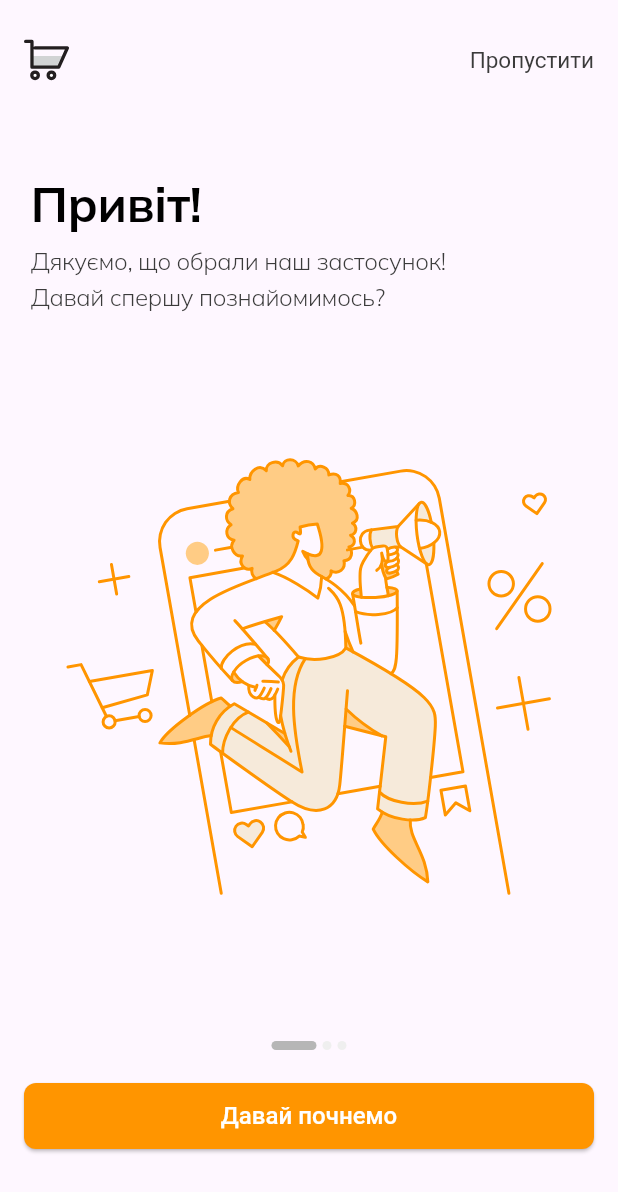
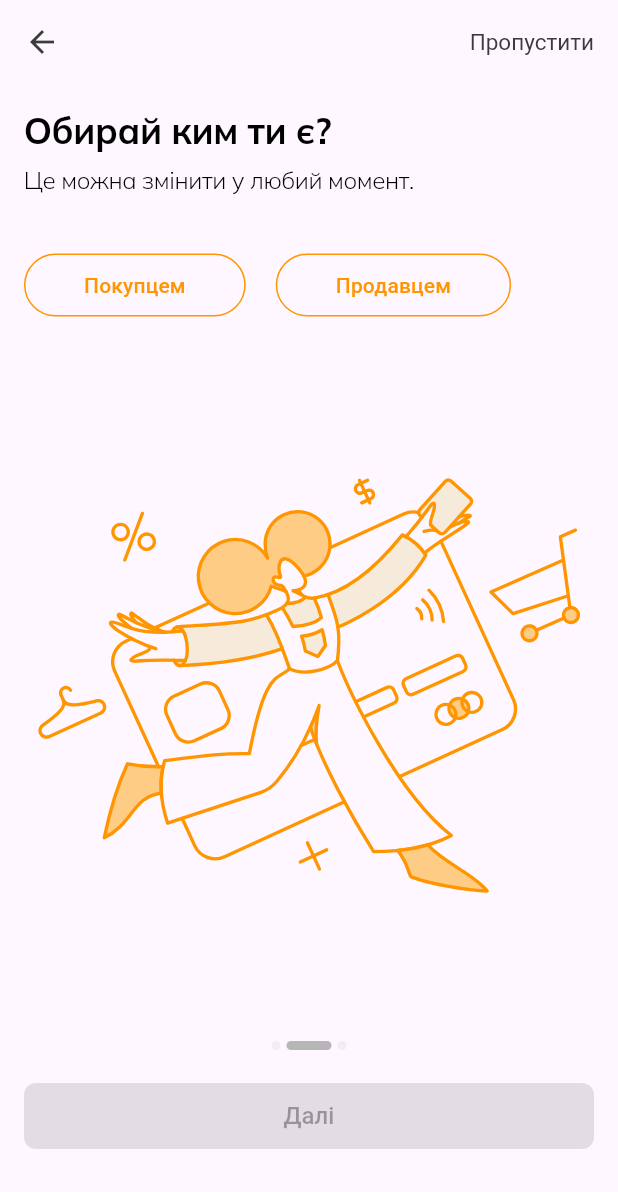
Before and after one commit to alexsukhrin/marketplace-ui, a Flutter app: the screen it shows after launch, after a tap on "Давай почнемо", on a phone screen of 412 x 824 dp. Shown: the top 1192 px of the screen. Run offline on Flutter 3.47's test engine with Material 3 defaults, Android fonts, the light colour scheme and no system bars; our stand-ins replace flutter_svg, google_fonts, logger; network calls fail.

Commit message:
added choose role screen

```diff
--- a/lib/main.dart
+++ b/lib/main.dart
@@ -1,7 +1,7 @@
 import 'package:flutter/material.dart';
 import 'src/ui/screens/login_screen.dart';
 import './src/ui/themes/app_theme.dart';
-import 'src/ui/screens/greeting_screen.dart';
+import 'src/ui/screens/welcome_page_screens/greeting_screen.dart';
 
 void main() {
   runApp(const Marcketplace());
--- /dev/null
+++ b/lib/src/ui/screens/welcome_page_screens/choose_role_screen.dart
@@ -0,0 +1,147 @@
+import 'package:flutter/material.dart';
+import 'package:flutter_application_1/src/ui/widgets/welcome_page_widgets/welcome_page_header.dart';
+import 'package:flutter_svg/flutter_svg.dart';
+
+import '../../widgets/custom_button.dart';
+
+import 'package:http/http.dart' as http;
+import 'dart:convert';
+
+import '../../widgets/welcome_page_widgets/custom_outlined_button.dart';
+
+class ChooseRoleScreen extends StatefulWidget {
+  const ChooseRoleScreen({Key? key}) : super(key: key);
+
+  @override
+  _ChooseRoleScreenState createState() => _ChooseRoleScreenState();
+}
+
+class _ChooseRoleScreenState extends State<ChooseRoleScreen> {
+  String? selectedRole;
+
+  Future<void> _submitRole() async {
+    if (selectedRole == null) return;
+
+    final url = Uri.parse('https://your-backend-api.com/role');
+    final body = jsonEncode({'role': selectedRole});
+
+    try {
+      final response = await http.post(
+        url,
+        headers: {'Content-Type': 'application/json'},
+        body: body,
+      );
+
+      if (response.statusCode == 200) {
+        // Successfully sent data to backend
+        print('Role submitted: $selectedRole');
+        Navigator.pushNamed(context, '/selectCategory');
+      } else {
+        // Handle server error
+        print('Error submitting role: ${response.statusCode}');
+      }
+    } catch (e) {
+      // Handle network error
+      print('Network error: $e');
+    }
+  }
+
+  @override
+  Widget build(BuildContext context) {
+    return Scaffold(
+      appBar: const WelcomePageHeader(),
+      body: Padding(
+        padding: const EdgeInsets.all(16.0),
+        child: Column(
+          crossAxisAlignment: CrossAxisAlignment.start,
+          children: [
+            const Text(
+              "Обирай ким ти є?",
+              style: TextStyle(
+                fontSize: 24,
+                fontWeight: FontWeight.bold,
+              ),
+            ),
+            const SizedBox(height: 8),
+            const Text(
+              "Це можна змінити у любий момент.",
+              style: TextStyle(
+                fontSize: 16,
+              ),
+            ),
+            const SizedBox(height: 36),
+            Row(
+              mainAxisAlignment: MainAxisAlignment.start,
+              children: [
+                CustomOutlinedButton(
+                  text: "Покупцем",
+                  onPressed: () {
+                    setState(() {
+                      selectedRole = 'customer';
+                    });
+                  },
+                  isSelected: selectedRole == 'customer',
+                ),
+                const SizedBox(width: 20),
+                CustomOutlinedButton(
+                  text: "Продавцем",
+                  onPressed: () {
+                    setState(() {
+                      selectedRole = 'seller';
+                    });
+                  },
+                  isSelected: selectedRole == 'seller',
+                ),
+              ],
+            ),
+            const SizedBox(height: 24),
+            Expanded(
+              child: SvgPicture.asset(
+                'assets/images/welcome_page/choose_role_screen.svg',
+                width: double.infinity,
+              ),
+            ),
+            const SizedBox(height: 18),
+            Row(
+              mainAxisAlignment: MainAxisAlignment.center,
+              children: [
+                Container(
+                  height: 6,
+                  width: 6,
+                  decoration: const BoxDecoration(
+                    color: Color(0xFFEFEFEF),
+                    shape: BoxShape.circle,
+                  ),
+                ),
+                const SizedBox(width: 4),
+                Container(
+                  height: 6,
+                  width: 30,
+                  decoration: BoxDecoration(
+                    color: const Color(0xFFB6B6B6),
+                    borderRadius: BorderRadius.circular(3),
+                  ),
+                ),
+                const SizedBox(width: 4),
+                Container(
+                  height: 6,
+                  width: 6,
+                  decoration: const BoxDecoration(
+                    color: Color(0xFFEFEFEF),
+                    shape: BoxShape.circle,
+                  ),
+                ),
+              ],
+            ),
+            const SizedBox(height: 20),
+            CustomButton(
+              text: "Далі",
+              onPressed: selectedRole == null ? null : _submitRole,
+            ),
+            const SizedBox(height: 40),
+          ],
+        ),
+      ),
+    );
+  }
+}
--- a/lib/src/ui/screens/greeting_screen.dart
+++ b/lib/src/ui/screens/welcome_page_screens/greeting_screen.dart
@@ -1,7 +1,8 @@
 import 'package:flutter/material.dart';
+import 'package:flutter_application_1/src/ui/screens/welcome_page_screens/choose_role_screen.dart';
 import 'package:flutter_application_1/src/ui/themes/app_theme.dart';
 import 'package:flutter_svg/flutter_svg.dart';
-import '../widgets/custom_button.dart';
+import '../../widgets/custom_button.dart';
 
 class GreetingScreen extends StatelessWidget {
   const GreetingScreen({super.key});
@@ -22,7 +23,12 @@ class GreetingScreen extends StatelessWidget {
             // Skip Button
             GestureDetector(
               onTap: () {
-                Navigator.pushNamed(context, '/chooseRole');
+                Navigator.push(
+                  context,
+                  MaterialPageRoute(
+                    builder: (context) => const ChooseRoleScreen(),
+                  ),
+                );
               },
               child: const Text(
                 'Пропустити',
@@ -99,7 +105,7 @@ class GreetingScreen extends StatelessWidget {
                 Container(
                   height: 6,
                   width: 6,
-                  decoration: BoxDecoration(
+                  decoration: const BoxDecoration(
                     color: AppTheme.progressIndicatorInactive,
                     shape: BoxShape.circle,
                   ),
@@ -120,7 +126,12 @@ class GreetingScreen extends StatelessWidget {
             CustomButton(
               text: "Давай почнемо",
               onPressed: () {
-                Navigator.pushNamed(context, '/chooseRole');
+                Navigator.push(
+                  context,
+                  MaterialPageRoute(
+                    builder: (context) => const ChooseRoleScreen(),
+                  ),
+                );
               },
             ),
             const SizedBox(height: 40),
--- /dev/null
+++ b/lib/src/ui/widgets/welcome_page_widgets/custom_outlined_button.dart
@@ -0,0 +1,38 @@
+import 'package:flutter/material.dart';
+
+import '../../themes/app_theme.dart';
+
+class CustomOutlinedButton extends StatelessWidget {
+  final String text;
+  final VoidCallback onPressed;
+  final bool isSelected;
+
+  const CustomOutlinedButton({
+    Key? key,
+    required this.text,
+    required this.onPressed,
+    required this.isSelected,
+  }) : super(key: key);
+
+  @override
+  Widget build(BuildContext context) {
+    return OutlinedButton(
+      onPressed: onPressed,
+      style: OutlinedButton.styleFrom(
+        padding: const EdgeInsets.symmetric(
+          horizontal: 40,
+          vertical: 11,
+        ),
+        backgroundColor: isSelected ? AppTheme.buttonColor : Colors.transparent,
+        side: const BorderSide(color: AppTheme.buttonColor),
+        foregroundColor: isSelected ? Colors.transparent : AppTheme.buttonColor,
+      ),
+      child: Text(
+        text,
+        style: TextStyle(
+          color: isSelected ? AppTheme.witeText : AppTheme.buttonColor,
+        ),
+      ),
+    );
+  }
+}
--- /dev/null
+++ b/lib/src/ui/widgets/welcome_page_widgets/welcome_page_header.dart
@@ -0,0 +1,45 @@
+import 'package:flutter/material.dart';
+
+import '../../themes/app_theme.dart';
+
+class WelcomePageHeader extends StatelessWidget implements PreferredSizeWidget {
+  const WelcomePageHeader({super.key});
+
+  @override
+  Widget build(BuildContext context) {
+    return Scaffold(
+      appBar: AppBar(
+        toolbarHeight: 80,
+        leading: IconButton(
+          icon: const Icon(Icons.arrow_back, color: AppTheme.lightBodyColor),
+          onPressed: () {
+            Navigator.pop(context);
+          },
+        ),
+        title: Row(
+          mainAxisAlignment: MainAxisAlignment.spaceBetween,
+          children: [
+            const SizedBox(),
+            GestureDetector(
+              onTap: () {
+                Navigator.pushNamed(context, '/selectCategory');
+              },
+              child: const Text(
+                'Пропустити',
+                style: TextStyle(
+                  color: AppTheme.lightBodyColor,
+                  fontSize: 15,
+                  decoration: TextDecoration.none,
+                ),
+              ),
+            ),
+          ],
+        ),
+        // elevation: 0,
+      ),
+    );
+  }
+
+  @override
+  Size get preferredSize => const Size.fromHeight(kToolbarHeight);
+}
```
